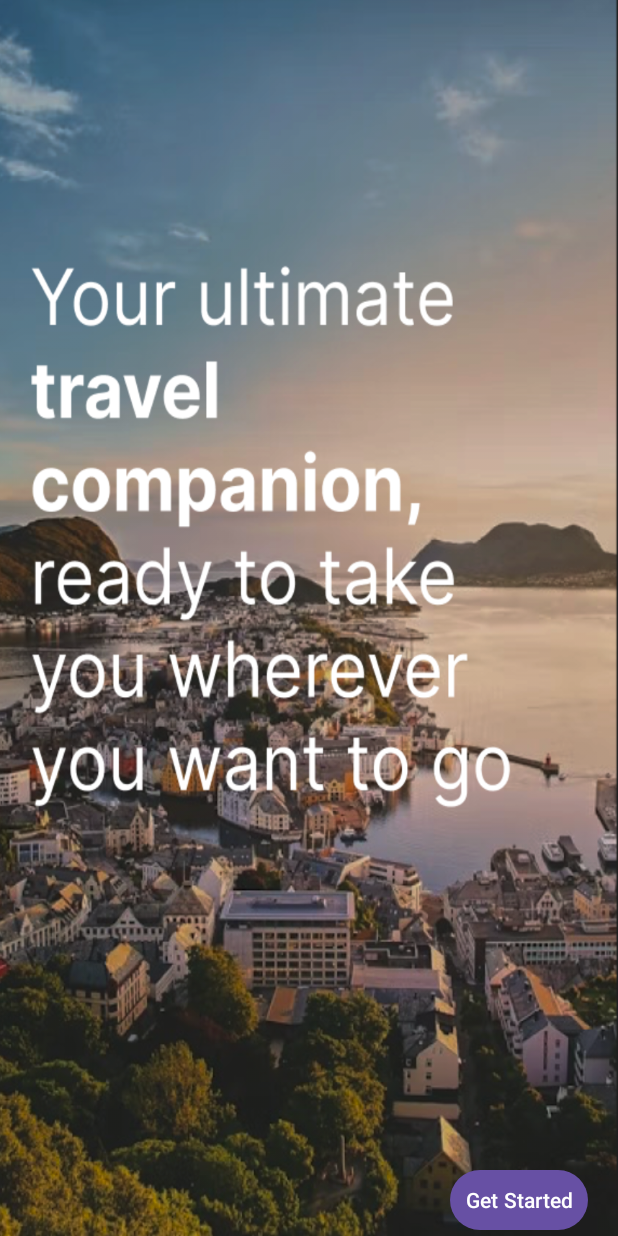
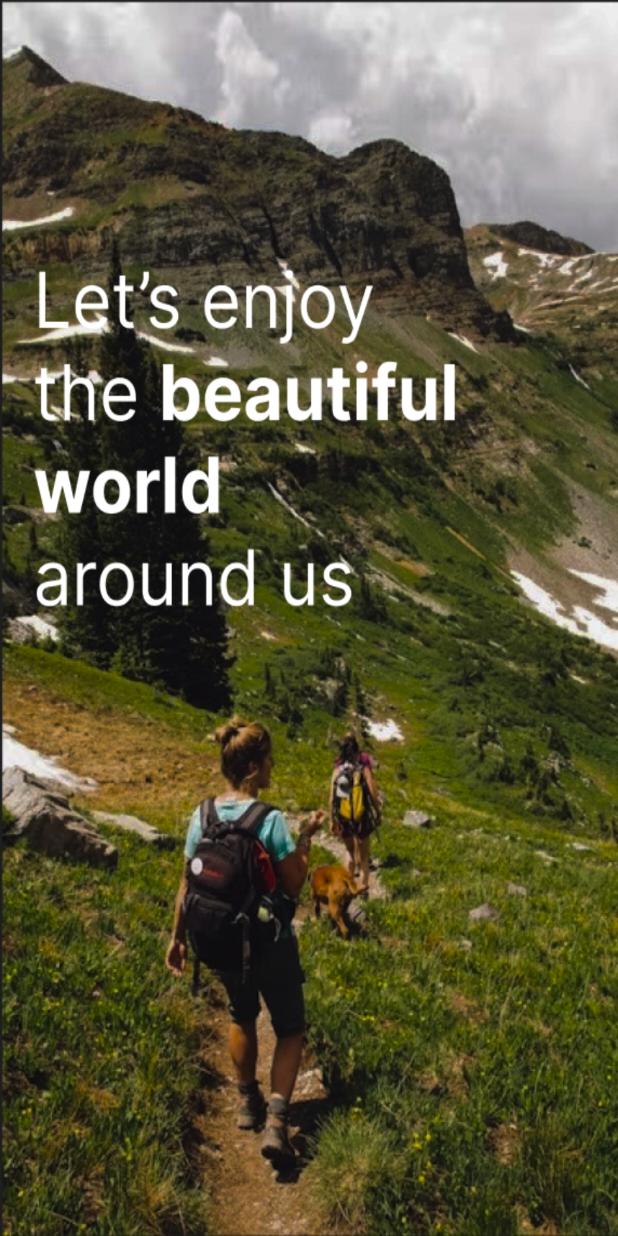
Before and after one commit to madhulika01/AndroidProject, an Android app: the screen it shows after launch (MainActivity), on a phone screen of 412 x 824 dp. Run offline under Robolectric (Android 15) with nearby library versions, the phone set to English and light mode, and no system bars; libraries missing offline, so code that uses them is left out: com.denzcoskun.imageslider.

Commit message:
Button colors changed, edited image slider in main page.

```diff
--- a/app/src/main/res/layout/activity_change_password.xml
+++ b/app/src/main/res/layout/activity_change_password.xml
@@ -105,5 +105,7 @@
         android:layout_height="wrap_content"
         android:layout_marginTop="50dp"
         android:layout_marginHorizontal="70dp"
+        android:background="@drawable/button_color"
+        android:textColor="@android:color/white"
         android:text="@string/resetPassword"/>
 </LinearLayout>
--- a/app/src/main/res/layout/activity_edit_profile.xml
+++ b/app/src/main/res/layout/activity_edit_profile.xml
@@ -123,5 +123,7 @@
         android:layout_height="wrap_content"
         android:layout_marginTop="50dp"
         android:layout_marginHorizontal="50dp"
-        android:text="@string/saveEditProfile"/>
+        android:text="@string/saveEditProfile"
+        android:background="@drawable/button_color"
+        android:textColor="@android:color/white"/>
 </LinearLayout>
--- a/app/src/main/res/layout/activity_main.xml
+++ b/app/src/main/res/layout/activity_main.xml
@@ -9,10 +9,10 @@
 
     <ViewFlipper
         android:id="@+id/imageSlider"
-        android:layout_width="wrap_content"
-        android:layout_height="wrap_content"
+        android:layout_width="match_parent"
+        android:layout_height="match_parent"
         android:autoStart="true"
-        android:flipInterval="3000"
+        android:flipInterval="2000"
         android:inAnimation="@android:anim/fade_in"
         android:outAnimation="@android:anim/fade_out"
         app:layout_constraintBottom_toBottomOf="parent"
@@ -24,25 +24,25 @@
 
         <ImageView
             android:id="@+id/imageView1"
-            android:layout_width="wrap_content"
-            android:layout_height="wrap_content"
+            android:layout_width="match_parent"
+            android:layout_height="match_parent"
             android:background="@drawable/trek" />
 
         <ImageView
             android:id="@+id/imageView2"
-            android:layout_width="wrap_content"
-            android:layout_height="wrap_content"
+            android:layout_width="match_parent"
+            android:layout_height="match_parent"
             android:background="@drawable/beach" />
 
         <RelativeLayout
             android:id="@+id/imageWithButton"
-            android:layout_width="wrap_content"
-            android:layout_height="wrap_content">
+            android:layout_width="match_parent"
+            android:layout_height="match_parent">
 
             <ImageView
                 android:id="@+id/imageView3"
-                android:layout_width="wrap_content"
-                android:layout_height="wrap_content"
+                android:layout_width="match_parent"
+                android:layout_height="match_parent"
                 android:background="@drawable/norway" />
 
             <Button
@@ -52,8 +52,13 @@
                 android:layout_alignParentEnd="true"
                 android:layout_alignParentBottom="true"
                 android:text="@string/getStarted"
-                android:padding="10dp"
-                android:layout_marginEnd="20dp" />
+                android:textSize="14sp"
+                android:textStyle="bold"
+                android:paddingHorizontal="24dp"
+                android:layout_marginEnd="20dp"
+                android:layout_marginBottom="30dp"
+                android:background="@drawable/button_color"
+                android:textColor="@android:color/white"/>
 
         </RelativeLayout>
     </ViewFlipper>
--- a/app/src/main/res/layout/activity_profile_section.xml
+++ b/app/src/main/res/layout/activity_profile_section.xml
@@ -65,6 +65,8 @@
         android:layout_height="wrap_content"
         android:layout_gravity="center"
         android:layout_marginTop="10dp"
+        android:background="@drawable/button_color"
+        android:textColor="@android:color/white"
         android:text="@string/editProfile" />
     <View
         android:layout_width="wrap_content"
```
